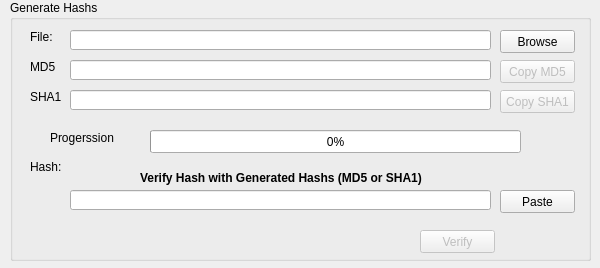
Before: the Qt Designer form md5calculator.ui in embeddedmz/MD5_SHA1_Calculator, drawn with Qt 5.
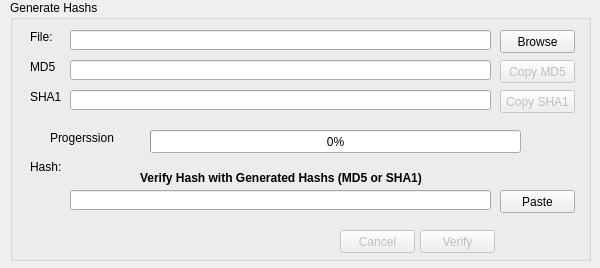
After: the same form once the commit is applied. Icons and pictures are not drawn.

Commit message: Added a cancel button.

```diff
--- a/md5calculator.ui
+++ b/md5calculator.ui
@@ -261,6 +261,22 @@
      <number>0</number>
     </property>
    </widget>
+   <widget class="QPushButton" name="uiCancelBtn">
+    <property name="enabled">
+     <bool>false</bool>
+    </property>
+    <property name="geometry">
+     <rect>
+      <x>330</x>
+      <y>230</y>
+      <width>75</width>
+      <height>23</height>
+     </rect>
+    </property>
+    <property name="text">
+     <string>Cancel</string>
+    </property>
+   </widget>
   </widget>
  </widget>
  <resources>
```
The commit also changes 2 other files.
